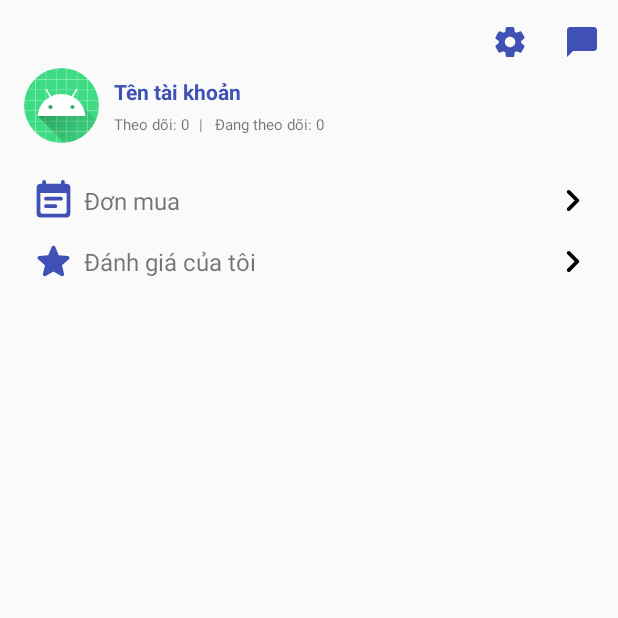
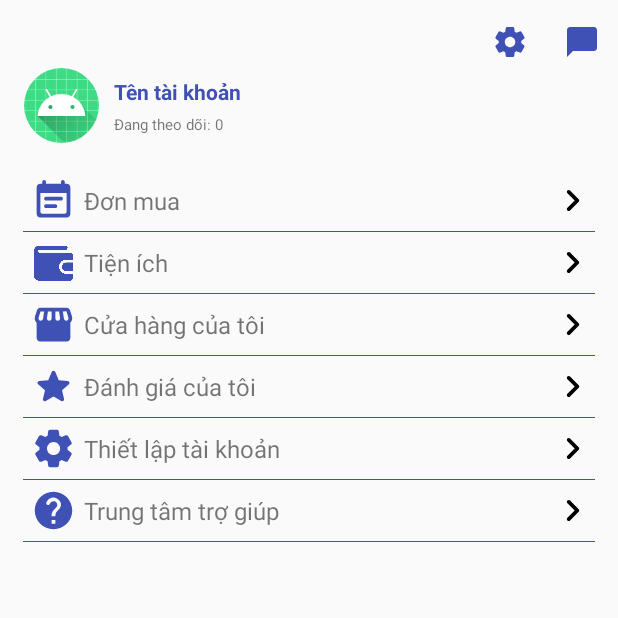
Before and after one commit to Hqkhanh-FITHOU/EcoVn, an Android app: the fragment AccountMenu shown on its own in the app's theme, on a phone screen of 412 x 824 dp, the top half of it. Run offline under Robolectric (Android 15) with nearby library versions, the phone set to English and light mode, and no system bars; our stand-ins replace CircleImageView; 1 statement that could not run was skipped.

Commit message:
add new properties for user, add feature component to account fragment

```diff
--- a/app/src/main/java/com/fithou/ecovn/adapter/AccountFeatureAdapter.java
+++ b/app/src/main/java/com/fithou/ecovn/adapter/AccountFeatureAdapter.java
@@ -5,7 +5,9 @@ import android.view.LayoutInflater;
 import android.view.View;
 import android.view.ViewGroup;
 import android.widget.ImageView;
+import android.widget.RelativeLayout;
 import android.widget.TextView;
+import android.widget.Toast;
 
 import androidx.annotation.NonNull;
 import androidx.recyclerview.widget.RecyclerView;
@@ -38,6 +40,15 @@ public class AccountFeatureAdapter extends RecyclerView.Adapter<AccountFeatureAd
         }
         holder.icon_feature.setImageResource(feature.getFeature_icon());
         holder.feature_name.setText(feature.getFeature_name());
+
+
+        holder.feature_layout.setOnClickListener(new View.OnClickListener() {
+            @Override
+            public void onClick(View view) {
+                //Xử lý sự kiện click item
+                Toast.makeText(view.getContext(), holder.feature_name.getText(), Toast.LENGTH_SHORT).show();
+            }
+        });
     }
 
     @Override
@@ -51,11 +62,15 @@ public class AccountFeatureAdapter extends RecyclerView.Adapter<AccountFeatureAd
     public class AccountFeatureViewHolder extends RecyclerView.ViewHolder{
         private ImageView icon_feature;
         private TextView feature_name;
+
+        private RelativeLayout feature_layout;
         public AccountFeatureViewHolder(@NonNull View itemView) {
             super(itemView);
             icon_feature = itemView.findViewById(R.id.account_feature_icon);
             feature_name = itemView.findViewById(R.id.account_feature_name);
+            feature_layout = itemView.findViewById(R.id.account_feature_layout);
         }
+
 
 
     }
--- a/app/src/main/java/com/fithou/ecovn/auth/LoginActivity.java
+++ b/app/src/main/java/com/fithou/ecovn/auth/LoginActivity.java
@@ -15,8 +15,7 @@ import android.widget.Toast;
 import com.fithou.ecovn.model.authModels;
 import com.fithou.ecovn.MainActivity;
 import com.fithou.ecovn.R;
-import com.fithou.ecovn.databinding.ActivityLoginBinding;
-import com.fithou.ecovn.databinding.ActivityRegisterBinding;
+
 import com.google.android.gms.tasks.OnCompleteListener;
 import com.google.android.gms.tasks.Task;
 import com.google.firebase.auth.AuthResult;
--- a/app/src/main/java/com/fithou/ecovn/menu/AccountMenu.java
+++ b/app/src/main/java/com/fithou/ecovn/menu/AccountMenu.java
@@ -3,6 +3,7 @@ package com.fithou.ecovn.menu;
 import android.os.Bundle;
 
 import androidx.fragment.app.Fragment;
+import androidx.recyclerview.widget.DividerItemDecoration;
 import androidx.recyclerview.widget.LinearLayoutManager;
 import androidx.recyclerview.widget.RecyclerView;
 
@@ -50,7 +51,11 @@ public class AccountMenu extends Fragment {
     private List<AccountFeatureViewModel> initData(){
         List<AccountFeatureViewModel> list = new ArrayList<>();
         list.add(new AccountFeatureViewModel(1,R.drawable.round_event_note_24, "Đơn mua"));
+        list.add(new AccountFeatureViewModel(2,R.drawable.wallet, "Tiện ích"));
+        list.add(new AccountFeatureViewModel(2,R.drawable.round_store_24, "Cửa hàng của tôi"));
         list.add(new AccountFeatureViewModel(2,R.drawable.round_star_24, "Đánh giá của tôi"));
+        list.add(new AccountFeatureViewModel(2,R.drawable.round_settings_24, "Thiết lập tài khoản"));
+        list.add(new AccountFeatureViewModel(2,R.drawable.round_help_24, "Trung tâm trợ giúp"));
         return list;
     }
 
--- /dev/null
+++ b/app/src/main/res/drawable/round_help_24.xml
@@ -0,0 +1,5 @@
+<vector android:autoMirrored="true" android:height="24dp"
+    android:tint="#3F51B5" android:viewportHeight="24"
+    android:viewportWidth="24" android:width="24dp" xmlns:android="http://schemas.android.com/apk/res/android">
+    <path android:fillColor="@android:color/white" android:pathData="M12,2C6.48,2 2,6.48 2,12s4.48,10 10,10 10,-4.48 10,-10S17.52,2 12,2zM13,19h-2v-2h2v2zM15.07,11.25l-0.9,0.92c-0.5,0.51 -0.86,0.97 -1.04,1.69 -0.08,0.32 -0.13,0.68 -0.13,1.14h-2v-0.5c0,-0.46 0.08,-0.9 0.22,-1.31 0.2,-0.58 0.53,-1.1 0.95,-1.52l1.24,-1.26c0.46,-0.44 0.68,-1.1 0.55,-1.8 -0.13,-0.72 -0.69,-1.33 -1.39,-1.53 -1.11,-0.31 -2.14,0.32 -2.47,1.27 -0.12,0.37 -0.43,0.65 -0.82,0.65h-0.3C8.4,9 8,8.44 8.16,7.88c0.43,-1.47 1.68,-2.59 3.23,-2.83 1.52,-0.24 2.97,0.55 3.87,1.8 1.18,1.63 0.83,3.38 -0.19,4.4z"/>
+</vector>
--- /dev/null
+++ b/app/src/main/res/drawable/round_store_24.xml
@@ -0,0 +1,5 @@
+<vector android:height="24dp" android:tint="#3F51B5"
+    android:viewportHeight="24" android:viewportWidth="24"
+    android:width="24dp" xmlns:android="http://schemas.android.com/apk/res/android">
+    <path android:fillColor="@android:color/white" android:pathData="M21.9,7.89l-1.05,-3.37c-0.22,-0.9 -1,-1.52 -1.91,-1.52H5.05c-0.9,0 -1.69,0.63 -1.9,1.52L2.1,7.89C1.64,9.86 2.95,11 3,11.06V19c0,1.1 0.9,2 2,2h14c1.1,0 2,-0.9 2,-2v-7.94C22.12,9.94 22.09,8.65 21.9,7.89zM13,5h1.96l0.54,3.52C15.59,9.23 15.11,10 14.22,10C13.55,10 13,9.41 13,8.69V5zM6.44,8.86C6.36,9.51 5.84,10 5.23,10C4.3,10 3.88,9.03 4.04,8.36L5.05,5h1.97L6.44,8.86zM11,8.69C11,9.41 10.45,10 9.71,10c-0.75,0 -1.3,-0.7 -1.22,-1.48L9.04,5H11V8.69zM18.77,10c-0.61,0 -1.14,-0.49 -1.21,-1.14L16.98,5l1.93,-0.01l1.05,3.37C20.12,9.03 19.71,10 18.77,10z"/>
+</vector>
--- a/app/src/main/res/layout/account_list_item.xml
+++ b/app/src/main/res/layout/account_list_item.xml
@@ -3,7 +3,9 @@
     android:layout_width="match_parent"
     android:layout_height="wrap_content"
     android:layout_marginRight="15dp"
-    android:layout_marginLeft="15dp">
+    android:layout_marginLeft="15dp"
+    android:id="@+id/account_feature_layout"
+    >
     <ImageView
         android:id="@+id/account_feature_icon"
         android:layout_width="30dp"
@@ -25,4 +27,11 @@
         android:src="@drawable/round_keyboard_arrow_right_24"
         android:layout_alignParentRight="true"
         android:layout_centerVertical="true"/>
+    <TextView
+        android:id="@+id/item_decoration"
+        android:layout_width="match_parent"
+        android:layout_height="0.5dp"
+        android:background="@color/Free_Speech_Blue"
+        android:layout_below="@+id/account_feature_icon"
+        />
 </RelativeLayout>
--- a/app/src/main/res/layout/fragment_account_menu.xml
+++ b/app/src/main/res/layout/fragment_account_menu.xml
@@ -41,25 +41,15 @@
                         android:textColor="@color/Free_Speech_Blue"
                         android:textStyle="bold"
                         />
-                    <TextView
-                        android:id="@+id/text_follower"
-                        android:layout_width="wrap_content"
-                        android:layout_height="wrap_content"
-                        android:text="Theo dõi: 0"
-                        android:layout_toRightOf="@+id/user_img"
-                        android:layout_below="@+id/user_name"
-                        android:textSize="10sp"
-                        android:layout_marginRight="3dp"
-                        />
+
 
                     <TextView
                         android:id="@+id/text_following"
                         android:layout_width="wrap_content"
                         android:layout_height="wrap_content"
                         android:layout_below="@+id/user_name"
-                        android:layout_marginStart="3dp"
-                        android:layout_toRightOf="@+id/text_follower"
-                        android:text="|   Đang theo dõi: 0"
+                        android:layout_toRightOf="@+id/user_img"
+                        android:text="Đang theo dõi: 0"
                         android:textSize="10sp" />
                 </RelativeLayout>
             </androidx.appcompat.widget.Toolbar>
```
Also changed, not shown: app/src/main/java/com/fithou/ecovn/model/authModels.java (+65 -0 lines), app/src/main/res/drawable/wallet.png (added).
